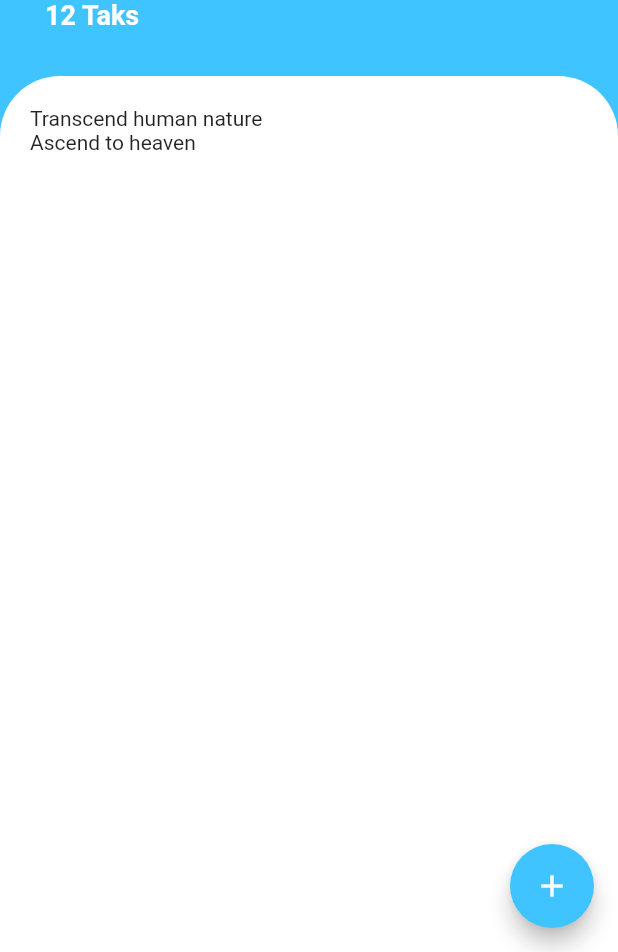
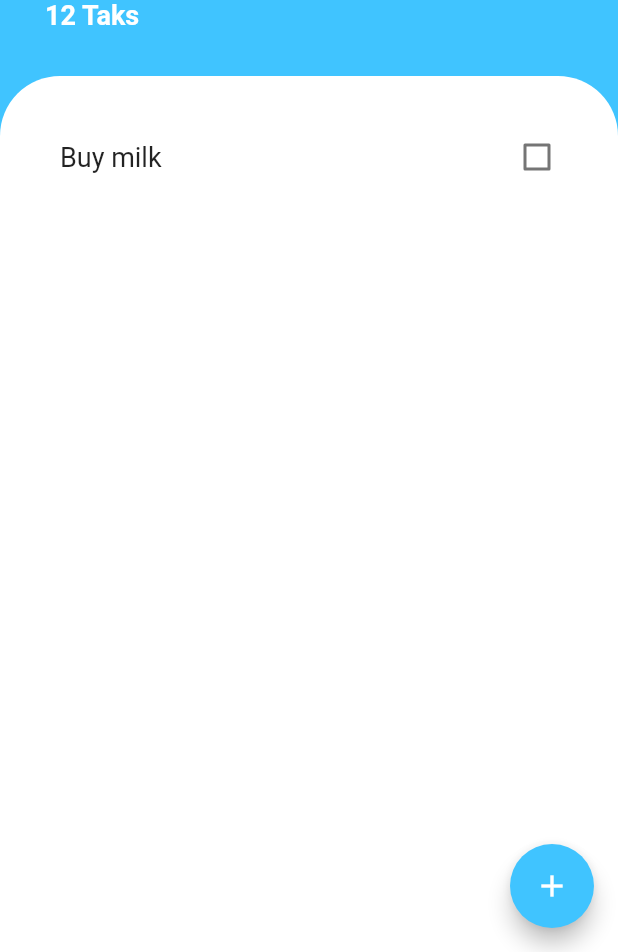
Before and after one commit to vfolz/todoey, a Flutter app: the screen it shows after launch, on a phone screen of 412 x 824 dp, the part 284-1236 px from its top. Run offline on Flutter 3.47's test engine with Material 2 defaults, Android fonts, the phone set to English and light mode, and no system bars.

Commit message:
Formated Listview with row and checkbox

```diff
--- a/lib/screens/task_screen.dart
+++ b/lib/screens/task_screen.dart
@@ -3,6 +3,7 @@ import 'package:flutter/material.dart';
 class TaskScreen extends StatelessWidget {
   @override
   Widget build(BuildContext context) {
+    bool checkstate = false;
     return Scaffold(
       backgroundColor: Colors.lightBlueAccent,
       floatingActionButton: FloatingActionButton(
@@ -56,9 +57,22 @@ class TaskScreen extends StatelessWidget {
                         topLeft: Radius.circular(40),
                         topRight: Radius.circular(40))),
                 child: ListView(
-                  padding: const EdgeInsets.all(20),
-                  children: <Widget>[Text('Transcend human nature'),
-                  Text('Ascend to heaven')],
+                  padding: const EdgeInsets.only(top: 30, left: 40, right:30),
+                  children: <Widget>[
+                    Row(
+                      mainAxisAlignment: MainAxisAlignment.spaceBetween,
+                      children: <Widget>[
+                        Text('Buy milk', style: TextStyle(fontSize: 18.0)),
+                        Checkbox(
+                          value: checkstate,
+                          onChanged: (bool newValue){
+                            checkstate = newValue;
+                          },
+
+                        )
+                      ],
+                    ),
+                  ],
                 )),
           )
         ],
```
